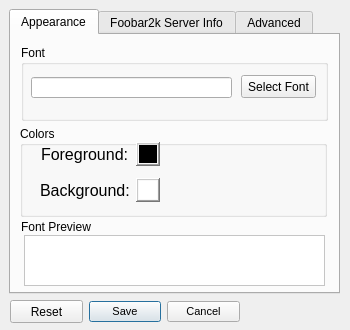
Before: the Qt Designer form source_ui/options_dialog.ui in TheRealBanana/bLyrics, drawn with Qt 5.
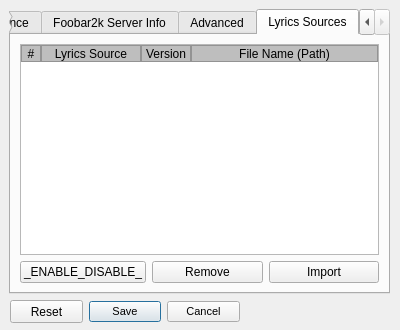
After: the same form once the commit is applied. The open tabs and pages were chosen to show the change.

Commit message: Lyrics sources in options

What changed in the file:
```diff
--- a/source_ui/options_dialog.ui
+++ b/source_ui/options_dialog.ui
@@ -9,7 +9,7 @@
    <rect>
     <x>0</x>
     <y>0</y>
-    <width>350</width>
+    <width>400</width>
     <height>330</height>
    </rect>
   </property>
@@ -21,13 +21,13 @@
   </property>
   <property name="minimumSize">
    <size>
-    <width>350</width>
+    <width>400</width>
     <height>330</height>
    </size>
   </property>
   <property name="maximumSize">
    <size>
-    <width>350</width>
+    <width>400</width>
     <height>330</height>
    </size>
   </property>
@@ -51,7 +51,7 @@
     <rect>
      <x>9</x>
      <y>9</y>
-     <width>331</width>
+     <width>381</width>
      <height>285</height>
     </rect>
    </property>
@@ -63,13 +63,13 @@
    </property>
    <property name="minimumSize">
     <size>
-     <width>331</width>
+     <width>381</width>
      <height>285</height>
     </size>
    </property>
    <property name="maximumSize">
     <size>
-     <width>331</width>
+     <width>381</width>
      <height>285</height>
     </size>
    </property>
@@ -88,10 +88,16 @@
       <rect>
        <x>10</x>
        <y>10</y>
-       <width>307</width>
+       <width>361</width>
        <height>76</height>
       </rect>
      </property>
+     <property name="minimumSize">
+      <size>
+       <width>0</width>
+       <height>76</height>
+      </size>
+     </property>
      <property name="title">
       <string>Font</string>
      </property>
@@ -138,10 +144,16 @@
       <rect>
        <x>9</x>
        <y>91</y>
-       <width>307</width>
+       <width>361</width>
        <height>91</height>
       </rect>
      </property>
+     <property name="minimumSize">
+      <size>
+       <width>0</width>
+       <height>91</height>
+      </size>
+     </property>
      <property name="autoFillBackground">
       <bool>false</bool>
      </property>
@@ -325,7 +337,7 @@
       <rect>
        <x>13</x>
        <y>200</y>
-       <width>301</width>
+       <width>357</width>
        <height>51</height>
       </rect>
      </property>
@@ -607,6 +619,192 @@
      </item>
     </layout>
    </widget>
+   <widget class="QWidget" name="tab_LyricsSources">
+    <attribute name="title">
+     <string>Lyrics Sources</string>
+    </attribute>
+    <layout class="QGridLayout" name="gridLayout_2">
+     <item row="0" column="0" colspan="3">
+      <widget class="QFrame" name="lyricsSourceFrame">
+       <property name="frameShape">
+        <enum>QFrame::StyledPanel</enum>
+       </property>
+       <property name="frameShadow">
+        <enum>QFrame::Plain</enum>
+       </property>
+       <layout class="QVBoxLayout" name="verticalLayout_2">
+        <property name="spacing">
+         <number>0</number>
+        </property>
+        <property name="margin">
+         <number>0</number>
+        </property>
+        <item>
+         <widget class="QWidget" name="columnHeaderWidget" native="true">
+          <property name="minimumSize">
+           <size>
+            <width>0</width>
+            <height>17</height>
+           </size>
+          </property>
+          <property name="maximumSize">
+           <size>
+            <width>16777215</width>
+            <height>17</height>
+           </size>
+          </property>
+          <property name="styleSheet">
+           <string notr="true">background-color: rgb(190, 190, 190);</string>
+          </property>
+          <layout class="QHBoxLayout" name="horizontalLayout_3">
+           <property name="spacing">
+            <number>0</number>
+           </property>
+           <property name="margin">
+            <number>0</number>
+           </property>
+           <item>
+            <widget class="QLabel" name="rowNumber">
+             <property name="minimumSize">
+              <size>
+               <width>20</width>
+               <height>17</height>
+              </size>
+             </property>
+             <property name="maximumSize">
+              <size>
+               <width>20</width>
+               <height>17</height>
+              </size>
+             </property>
+             <property name="frameShape">
+              <enum>QFrame::StyledPanel</enum>
+             </property>
+             <property name="text">
+              <string>#</string>
+             </property>
+             <property name="alignment">
+              <set>Qt::AlignCenter</set>
+             </property>
+            </widget>
+           </item>
+           <item>
+            <widget class="QLabel" name="column1">
+             <property name="minimumSize">
+              <size>
+               <width>100</width>
+               <height>17</height>
+              </size>
+             </property>
+             <property name="maximumSize">
+              <size>
+               <width>100</width>
+               <height>17</height>
+              </size>
+             </property>
+             <property name="frameShape">
+              <enum>QFrame::StyledPanel</enum>
+             </property>
+             <property name="text">
+              <string>Lyrics Source</string>
+             </property>
+             <property name="alignment">
+              <set>Qt::AlignCenter</set>
+             </property>
+            </widget>
+           </item>
+           <item>
+            <widget class="QLabel" name="column2">
+             <property name="minimumSize">
+              <size>
+               <width>50</width>
+               <height>17</height>
+              </size>
+             </property>
+             <property name="maximumSize">
+              <size>
+               <width>50</width>
+               <height>17</height>
+              </size>
+             </property>
+             <property name="frameShape">
+              <enum>QFrame::StyledPanel</enum>
+             </property>
+             <property name="text">
+              <string>Version</string>
+             </property>
+             <property name="alignment">
+              <set>Qt::AlignCenter</set>
+             </property>
+            </widget>
+           </item>
+           <item>
+            <widget class="QLabel" name="column3">
+             <property name="maximumSize">
+              <size>
+               <width>16777215</width>
+               <height>17</height>
+              </size>
+             </property>
+             <property name="frameShape">
+              <enum>QFrame::StyledPanel</enum>
+             </property>
+             <property name="text">
+              <string>File Name (Path)</string>
+             </property>
+             <property name="alignment">
+              <set>Qt::AlignCenter</set>
+             </property>
+            </widget>
+           </item>
+          </layout>
+         </widget>
+        </item>
+        <item>
+         <widget class="QListWidget" name="lyricsSourceWidget">
+          <property name="frameShape">
+           <enum>QFrame::NoFrame</enum>
+          </property>
+          <property name="dragDropMode">
+           <enum>QAbstractItemView::InternalMove</enum>
+          </property>
+          <property name="selectionMode">
+           <enum>QAbstractItemView::ExtendedSelection</enum>
+          </property>
+          <property name="selectionBehavior">
+           <enum>QAbstractItemView::SelectItems</enum>
+          </property>
+         </widget>
+        </item>
+       </layout>
+       <zorder>lyricsSourceWidget</zorder>
+       <zorder>lyricsSourceWidget</zorder>
+       <zorder>columnHeaderWidget</zorder>
+      </widget>
+     </item>
+     <item row="1" column="0">
+      <widget class="QPushButton" name="enableDisableButton">
+       <property name="text">
+        <string>_ENABLE_DISABLE_</string>
+       </property>
+      </widget>
+     </item>
+     <item row="1" column="1">
+      <widget class="QPushButton" name="removeButton">
+       <property name="text">
+        <string>Remove</string>
+       </property>
+      </widget>
+     </item>
+     <item row="1" column="2">
+      <widget class="QPushButton" name="importButton">
+       <property name="text">
+        <string>Import</string>
+       </property>
+      </widget>
+     </item>
+    </layout>
+   </widget>
   </widget>
   <widget class="QFrame" name="buttonFrame">
    <property name="geometry">
```
Left out of the diff: 2 changed lines with no effect on the pictures. The commit also changes 4 other files.
